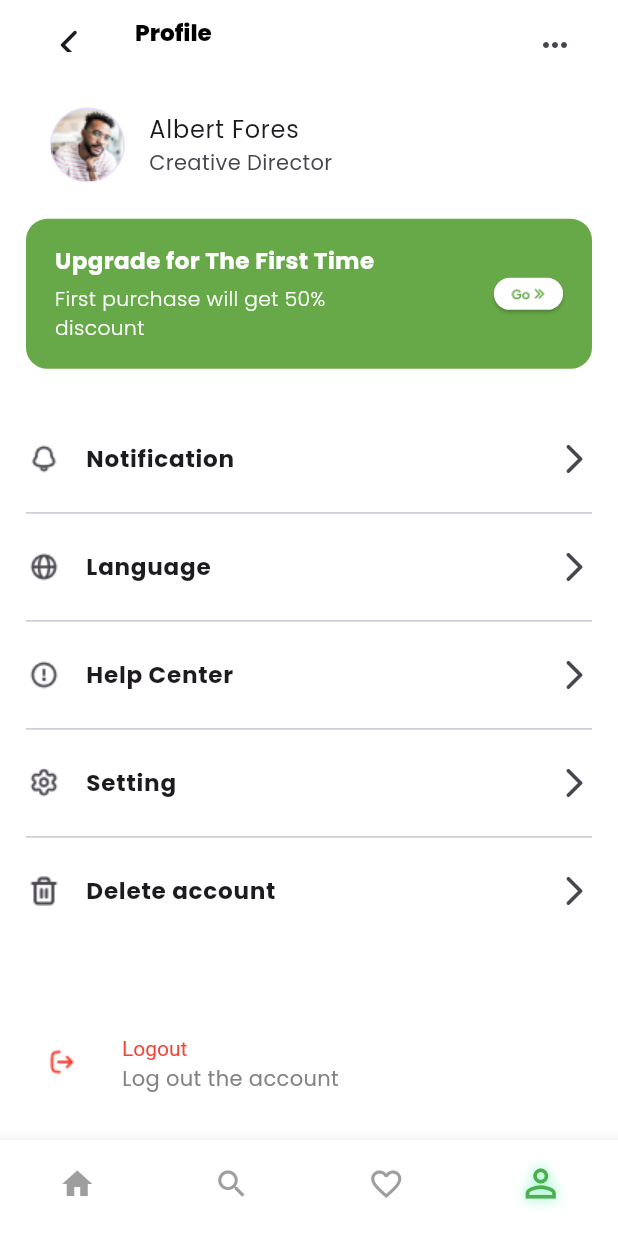
After one commit to obasanmichael/Vesti_project, a Flutter app: the MyBottomNavigationBar screen opened by its route, item 4 of the bottom bar chosen, after a tap on the "arrow back ios new" icon, on a phone screen of 412 x 824 dp. The commit adds this screen. Run offline on Flutter 3.47's test engine with Material 3 defaults, Android fonts, the phone set to English and light mode, and no system bars; our stand-ins replace flutter_screenutil, go_router, google_fonts, smooth_page_indicator.

Commit message:
built the profile screen

```diff
--- a/lib/main.dart
+++ b/lib/main.dart
@@ -5,10 +5,10 @@ import 'package:google_fonts/google_fonts.dart';
 import 'package:meet_by_vesti/screens/auth/auth.dart';
 import 'package:meet_by_vesti/screens/change_password.dart';
 import 'package:meet_by_vesti/screens/forgot_password.dart';
-import 'package:meet_by_vesti/screens/home/home_screen.dart';
 import 'package:meet_by_vesti/screens/onboarding/onboarding_2.dart';
 import 'package:meet_by_vesti/screens/onboarding/onboarding_screen.dart';
 import 'package:meet_by_vesti/screens/splash_screen.dart';
+import 'package:meet_by_vesti/widgets/bottom_navigation_bar.dart';
 
 void main() {
   runApp(const MyApp());
@@ -37,16 +37,31 @@ final GoRouter _router = GoRouter(
     ),
     GoRoute(
       path: '/forgot-password',
-      builder: (BuildContext context, GoRouterState state) => ForgotPasswordScreen(),
+      builder: (BuildContext context, GoRouterState state) =>
+          ForgotPasswordScreen(),
     ),
     GoRoute(
       path: '/change-password',
-      builder: (BuildContext context, GoRouterState state) => ChangePasswordScreen(),
+      builder: (BuildContext context, GoRouterState state) =>
+          ChangePasswordScreen(),
     ),
     GoRoute(
       path: '/home',
-      builder: (BuildContext context, GoRouterState state) => HomeScreen(),
+      builder: (BuildContext context, GoRouterState state) =>
+          MyBottomNavigationBar(),
     ),
+    // GoRoute(
+    //   path: '/profile',
+    //   builder: (BuildContext context, GoRouterState state) => ProfileScreen(),
+    // ),
+    // GoRoute(
+    //   path: '/favorites',
+    //   builder: (BuildContext context, GoRouterState state) => FavoritesScreen(),
+    // ),
+    // GoRoute(
+    //   path: '/search',
+    //   builder: (BuildContext context, GoRouterState state) => SearchScreen(),
+    // ),
   ],
 );
 
--- a/lib/screens/auth/auth.dart
+++ b/lib/screens/auth/auth.dart
@@ -133,9 +133,9 @@ class _AuthScreenState extends State<AuthScreen> {
                           ),
                     addHeight(32),
                     MyButton(
-                        label: 'Login with Vesti',
+                        label: _isLogin ? 'Login with Vesti' : 'Register',
                         onPressed: () {
-                          context.go('/home');
+                          _isLogin ? context.go('/home') : null;
                         }),
                     addHeight(30),
                     const Row(
--- /dev/null
+++ b/lib/screens/favorites_screen.dart
@@ -0,0 +1,13 @@
+import 'package:flutter/material.dart';
+
+class FavoritesScreen extends StatelessWidget {
+  const FavoritesScreen({super.key});
+
+  @override
+  Widget build(BuildContext context) {
+    return Scaffold(
+      appBar: AppBar(title: Text('Favorites')),
+      body: Center(child: Text('Favorites Screen')),
+    );
+  }
+}
--- a/lib/screens/home/home_screen.dart
+++ b/lib/screens/home/home_screen.dart
@@ -1,10 +1,32 @@
 import 'package:flutter/material.dart';
 import 'package:flutter_screenutil/flutter_screenutil.dart';
 import 'package:meet_by_vesti/screens/home/widget/app_bar.dart';
-import 'package:meet_by_vesti/widgets/bottom_navigation_bar.dart';
+import 'package:meet_by_vesti/widgets/filter_container.dart';
 
-class HomeScreen extends StatelessWidget {
+class HomeScreen extends StatefulWidget {
   const HomeScreen({super.key});
+
+  @override
+  State<HomeScreen> createState() => _HomeScreenState();
+}
+
+class _HomeScreenState extends State<HomeScreen> {
+  void _openFilterContainer() {
+    showModalBottomSheet(
+      elevation: 0,
+      backgroundColor: Colors.white,
+      isScrollControlled: true,
+      isDismissible: true,
+      context: context,
+      builder: (context) {
+        return Padding(
+          padding:
+              EdgeInsets.only(bottom: MediaQuery.of(context).viewInsets.bottom),
+          child: const FilterContainer(),
+        );
+      },
+    );
+  }
 
   @override
   Widget build(BuildContext context) {
@@ -62,7 +84,7 @@ class HomeScreen extends StatelessWidget {
                               ),
                             ),
                             InkWell(
-                              onTap: () {},
+                              onTap: _openFilterContainer,
                               child: Container(
                                 width: 100.w,
                                 height: 100.w,
@@ -112,7 +134,6 @@ class HomeScreen extends StatelessWidget {
           ),
         ),
       ),
-      bottomNavigationBar: MyBottomNavigationBar(),
     );
   }
 }
--- /dev/null
+++ b/lib/screens/profile/constants.dart
@@ -0,0 +1,31 @@
+class ProfileSectionItems {
+  ProfileSectionItems({
+    required this.image,
+    required this.title,
+  });
+  final String image;
+  final String title;
+}
+
+final List<ProfileSectionItems> profileSectionItems = [
+  ProfileSectionItems(
+    image: 'assets/images/notify_section.png',
+    title: 'Notification',
+  ),
+  ProfileSectionItems(
+    image: 'assets/images/country.png',
+    title: 'Language',
+  ),
+  ProfileSectionItems(
+    image: 'assets/images/alert_circle.png',
+    title: 'Help Center',
+  ),
+  ProfileSectionItems(
+    image: 'assets/images/settings.png',
+    title: 'Setting',
+  ),
+  ProfileSectionItems(
+    image: 'assets/images/trash-2.png',
+    title: 'Delete account',
+  ),
+];
--- /dev/null
+++ b/lib/screens/profile/profile_screen.dart
@@ -0,0 +1,117 @@
+import 'package:flutter/material.dart';
+import 'package:flutter_screenutil/flutter_screenutil.dart';
+import 'package:meet_by_vesti/screens/profile/constants.dart';
+import 'package:meet_by_vesti/screens/profile/widget/profile_app_bar.dart';
+import 'package:meet_by_vesti/screens/profile/widget/sectioned_listtile.dart';
+
+class ProfileScreen extends StatelessWidget {
+  const ProfileScreen({super.key});
+
+  @override
+  Widget build(BuildContext context) {
+    Widget addHeight(double height) => SizedBox(height: height.h);
+    Widget addWidth(double width) => SizedBox(width: width.w);
+
+    return Scaffold(
+      backgroundColor: Colors.white,
+      appBar: ProfileAppBar(),
+      body: Padding(
+        padding: EdgeInsets.symmetric(horizontal: 18.w, vertical: 18.h),
+        child: Column(
+          children: [
+            ListTile(
+              leading: CircleAvatar(
+                child: Image(
+                  image: AssetImage('assets/images/profile.png'),
+                  fit: BoxFit.cover,
+                ),
+                radius: 25,
+              ),
+              title: Text('Albert Fores'),
+              subtitle: Text('Creative Director'),
+            ),
+            addHeight(15),
+            Container(
+              decoration: BoxDecoration(
+                color: Color(0xff67A948),
+                borderRadius: BorderRadius.circular(16.r),
+              ),
+              padding: EdgeInsets.symmetric(horizontal: 20.w, vertical: 20.h),
+              width: double.infinity,
+              child: Row(
+                mainAxisAlignment: MainAxisAlignment.start,
+                children: [
+                  SizedBox(
+                    width: 250.w,
+                    child: Column(
+                      crossAxisAlignment: CrossAxisAlignment.start,
+                      children: [
+                        Text(
+                          'Upgrade for The First Time',
+                          style: TextStyle(
+                              color: Colors.white,
+                              fontWeight: FontWeight.w700,
+                              fontSize: 16.sp),
+                        ),
+                        addHeight(5),
+                        Text(
+                          'First purchase will get 50% discount',
+                          style: TextStyle(
+                              color: Colors.white,
+                              fontWeight: FontWeight.w300,
+                              fontSize: 14.sp),
+                        )
+                      ],
+                    ),
+                  ),
+                  Spacer(),
+                  SizedBox(
+                    width: 48.w,
+                    height: 24.h,
+                    child: ElevatedButton(
+                        style: ElevatedButton.styleFrom(
+                            padding: EdgeInsets.all(5),
+                            backgroundColor: Colors.white),
+                        onPressed: () {},
+                        child: Image.asset('assets/images/go_icon.png')),
+                  )
+                ],
+              ),
+            ),
+            addHeight(36),
+            Expanded(
+              child: ListView.separated(
+                  itemBuilder: (context, index) {
+                    final item = profileSectionItems[index];
+                    return SectionedListtile(
+                        icon: item.image, title: item.title);
+                  },
+                  separatorBuilder: (context, index) {
+                    return Divider();
+                  },
+                  itemCount: profileSectionItems.length),
+            ),
+            ListTile(
+              contentPadding: EdgeInsets.all(0),
+              leading: IconButton(
+                onPressed: () {},
+                color: Colors.red,
+                icon: ImageIcon(AssetImage(
+                  'assets/images/logout.png',
+                )),
+              ),
+              title: Text('Logout'),
+              titleTextStyle: TextStyle(color: Colors.red),
+              subtitle: Text(
+                'Log out the account',
+                style: TextStyle(
+                  color: Color(0xff838383),
+                ),
+              ),
+            ),
+          ],
+        ),
+      ),
+    );
+  }
+}
--- /dev/null
+++ b/lib/screens/profile/widget/profile_app_bar.dart
@@ -0,0 +1,41 @@
+import 'package:flutter/material.dart';
+import 'package:flutter_screenutil/flutter_screenutil.dart';
+import 'package:go_router/go_router.dart';
+
+class ProfileAppBar extends StatelessWidget implements PreferredSizeWidget {
+  const ProfileAppBar({super.key});
+
+  @override
+  Widget build(BuildContext context) {
+    return Padding(
+      padding: const EdgeInsets.symmetric(horizontal: 18.0, vertical: 10.0),
+      child: AppBar(
+        backgroundColor: Colors.white,
+        leading: IconButton(
+            onPressed: () {
+              context.go('/home');
+            },
+            icon: Icon(Icons.arrow_back_ios_new_rounded)),
+        title: Text(
+          'Profile',
+          style: TextStyle(
+              fontWeight: FontWeight.w800,
+              color: Colors.black,
+              fontSize: 16.sp),
+        ),
+        actions: <Widget>[
+          IconButton(
+            icon: Icon(Icons.more_horiz),
+            onPressed: () {},
+          ),
+        ],
+        elevation: 0,
+        scrolledUnderElevation: 0,
+      ),
+    );
+  }
+
+  @override
+  // TODO: implement preferredSize
+  Size get preferredSize => Size.fromHeight(50.h);
+}
--- /dev/null
+++ b/lib/screens/profile/widget/sectioned_listtile.dart
@@ -0,0 +1,25 @@
+import 'package:flutter/material.dart';
+import 'package:flutter_screenutil/flutter_screenutil.dart';
+
+class SectionedListtile extends StatelessWidget {
+  const SectionedListtile({
+    super.key,
+    required this.icon,
+    required this.title
+  });
+
+  final String icon;
+  final String title;
+  @override
+  Widget build(BuildContext context) {
+    return ListTile(
+      contentPadding: EdgeInsets.all(0),
+      leading: ImageIcon(AssetImage(icon)),
+      title: Text(
+        title,
+        style: TextStyle(fontWeight: FontWeight.w700, fontSize: 16.sp),
+      ),
+      trailing: Icon(Icons.arrow_forward_ios_rounded),
+    );
+  }
+}
--- /dev/null
+++ b/lib/screens/search_screen.dart
@@ -0,0 +1,13 @@
+import 'package:flutter/material.dart';
+
+class SearchScreen extends StatelessWidget {
+  const SearchScreen({super.key});
+
+  @override
+  Widget build(BuildContext context) {
+    return Scaffold(
+      appBar: AppBar(title: Text('Search')),
+      body: Center(child: Text('Search Screen')),
+    );
+  }
+}
--- a/lib/widgets/bottom_navigation_bar.dart
+++ b/lib/widgets/bottom_navigation_bar.dart
@@ -1,4 +1,8 @@
 import 'package:flutter/material.dart';
+import 'package:meet_by_vesti/screens/favorites_screen.dart';
+import 'package:meet_by_vesti/screens/home/home_screen.dart';
+import 'package:meet_by_vesti/screens/profile/profile_screen.dart';
+import 'package:meet_by_vesti/screens/search_screen.dart';
 
 class MyBottomNavigationBar extends StatefulWidget {
   @override
@@ -7,16 +11,33 @@ class MyBottomNavigationBar extends StatefulWidget {
 
 class _MyBottomNavigationBarState extends State<MyBottomNavigationBar> {
   int _selectedIndex = 0;
+  final PageController _pageController = PageController();
 
   void _onItemTapped(int index) {
     setState(() {
       _selectedIndex = index;
     });
+    _pageController.jumpToPage(index);
   }
 
   @override
   Widget build(BuildContext context) {
-    return BottomNavigationBar(
+    return Scaffold(
+      body: PageView(
+        controller: _pageController,
+        onPageChanged: (index) {
+          setState(() {
+            _selectedIndex = index;
+          });
+        },
+        children: [
+          HomeScreen(),
+          SearchScreen(),
+          FavoritesScreen(),
+          ProfileScreen(),
+        ],
+      ),
+      bottomNavigationBar: BottomNavigationBar(
         items: const <BottomNavigationBarItem>[
           BottomNavigationBarItem(
             icon: Icon(Icons.home),
@@ -44,12 +65,14 @@ class _MyBottomNavigationBarState extends State<MyBottomNavigationBar> {
         elevation: 10,
         type: BottomNavigationBarType.fixed,
         unselectedItemColor: Colors.grey,
-      selectedIconTheme: IconThemeData(size: 30, color: Colors.green, shadows: [
+        selectedIconTheme:
+            IconThemeData(size: 30, color: Colors.green, shadows: [
           Shadow(
             color: Colors.greenAccent,
             blurRadius: 10,
           )
         ]),
+      ),
     );
   }
 }
```
Also changed, not shown: lib/screens/home/widget/app_bar.dart (+0 -57 lines), pubspec.yaml (+8 -0 lines), assets/images/alert_circle.png (added), assets/images/country.png (added), assets/images/go_icon.png (added), assets/images/image_card.png (added), assets/images/logout.png (added), assets/images/notify_section.png (added), assets/images/settings.png (added), assets/images/trash-2.png (added). Lines whose indentation alone changed are shown as unchanged.
